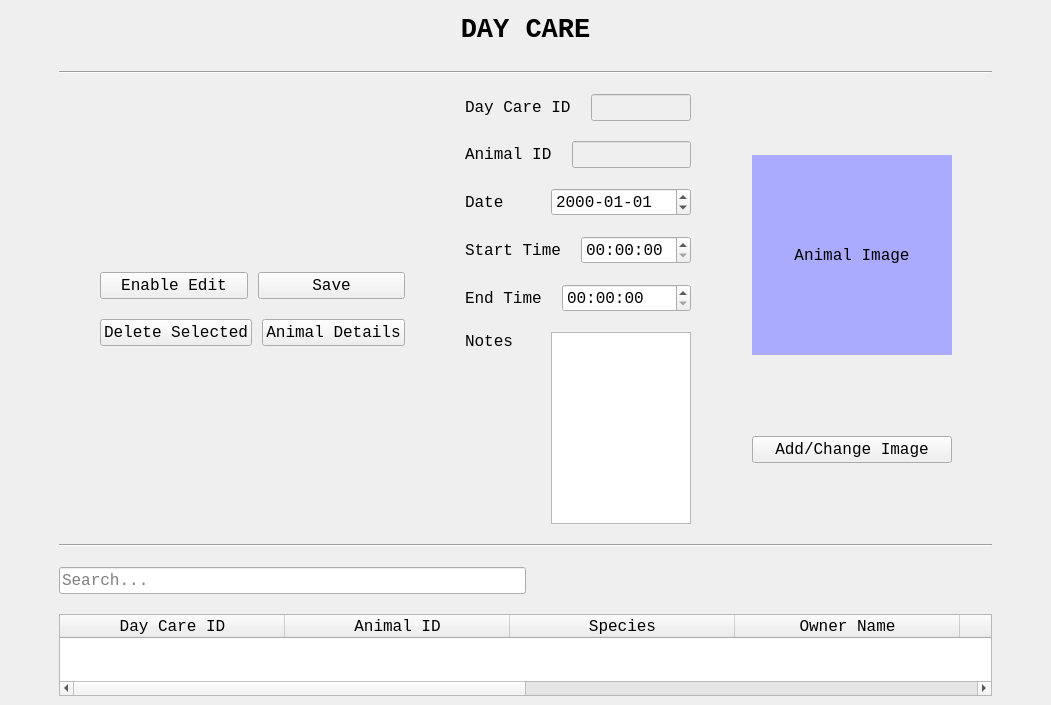
Qt form DayCareUI.ui (ASNaeem/Simple-VCMS) before a commit.
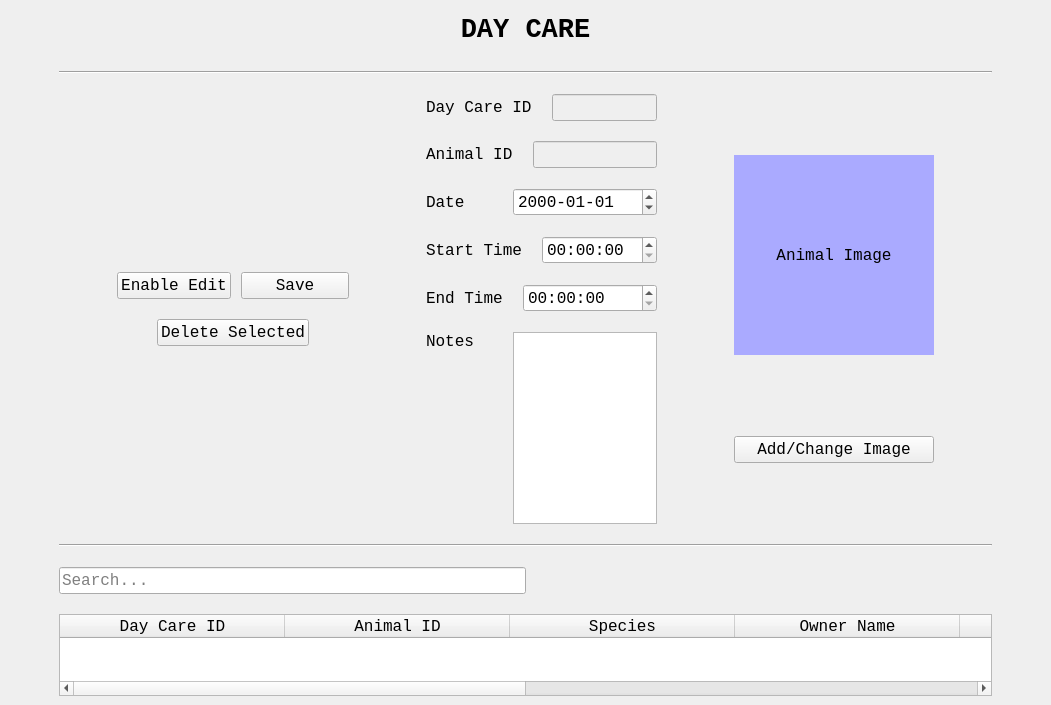
The same form after that commit.

Commit message: appointment keenda done

The edit to the form file:
```diff
--- a/DayCareUI.ui
+++ b/DayCareUI.ui
@@ -147,6 +147,19 @@
             <property name="spacing">
              <number>10</number>
             </property>
+            <item>
+             <spacer name="horizontalSpacer_6">
+              <property name="orientation">
+               <enum>Qt::Horizontal</enum>
+              </property>
+              <property name="sizeHint" stdset="0">
+               <size>
+                <width>40</width>
+                <height>20</height>
+               </size>
+              </property>
+             </spacer>
+            </item>
             <item>
              <widget class="QPushButton" name="button_care_delete">
               <property name="font">
@@ -164,26 +177,17 @@
              </widget>
             </item>
             <item>
-             <widget class="QPushButton" name="button_care_details">
-              <property name="sizePolicy">
-               <sizepolicy hsizetype="Minimum" vsizetype="Fixed">
-                <horstretch>0</horstretch>
-                <verstretch>0</verstretch>
-               </sizepolicy>
+             <spacer name="horizontalSpacer_7">
+              <property name="orientation">
+               <enum>Qt::Horizontal</enum>
               </property>
-              <property name="font">
-               <font>
-                <family>Courier New</family>
-                <pointsize>12</pointsize>
-               </font>
+              <property name="sizeHint" stdset="0">
+               <size>
+                <width>40</width>
+                <height>20</height>
+               </size>
               </property>
-              <property name="cursor">
-               <cursorShape>PointingHandCursor</cursorShape>
-              </property>
-              <property name="text">
-               <string>Animal Details</string>
-              </property>
-             </widget>
+             </spacer>
             </item>
            </layout>
           </item>
```
The commit also changes 1 other file.
